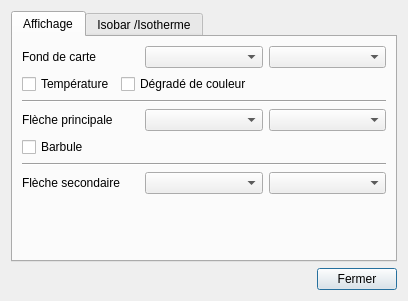
First picture: the form in src/Ui/DialogGribDrawing.ui, repository nohal/qtVlm, before the edit.
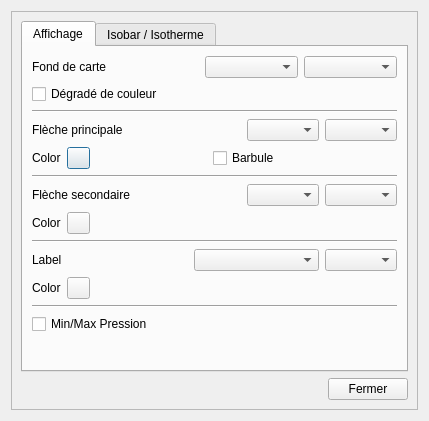
Second picture: the form after the edit.

Diff of the .ui file:
```diff
--- a/src/Ui/DialogGribDrawing.ui
+++ b/src/Ui/DialogGribDrawing.ui
@@ -6,8 +6,8 @@
    <rect>
     <x>0</x>
     <y>0</y>
-    <width>408</width>
-    <height>293</height>
+    <width>429</width>
+    <height>421</height>
    </rect>
   </property>
   <property name="windowTitle">
@@ -15,6 +15,21 @@
   </property>
   <layout class="QVBoxLayout" name="verticalLayout_4">
    <item>
+    <widget class="QScrollArea" name="scrollArea">
+     <property name="widgetResizable">
+      <bool>true</bool>
+     </property>
+     <widget class="QWidget" name="scrollAreaWidgetContents_2">
+      <property name="geometry">
+       <rect>
+        <x>0</x>
+        <y>0</y>
+        <width>409</width>
+        <height>401</height>
+       </rect>
+      </property>
+      <layout class="QVBoxLayout" name="verticalLayout_3">
+       <item>
     <widget class="QTabWidget" name="tabWidget">
      <property name="currentIndex">
       <number>0</number>
@@ -34,22 +49,48 @@
           </widget>
          </item>
          <item>
-          <widget class="QComboBox" name="bgDataType"/>
+              <spacer name="horizontalSpacer_7">
+               <property name="orientation">
+                <enum>Qt::Horizontal</enum>
+               </property>
+               <property name="sizeHint" stdset="0">
+                <size>
+                 <width>40</width>
+                 <height>20</height>
+                </size>
+               </property>
+              </spacer>
          </item>
          <item>
-          <widget class="QComboBox" name="bgDataAlt"/>
+              <widget class="QComboBox" name="bgDataType">
+               <property name="sizePolicy">
+                <sizepolicy hsizetype="MinimumExpanding" vsizetype="Fixed">
+                 <horstretch>0</horstretch>
+                 <verstretch>0</verstretch>
+                </sizepolicy>
+               </property>
+               <property name="sizeAdjustPolicy">
+                <enum>QComboBox::AdjustToContents</enum>
+               </property>
+              </widget>
+             </item>
+             <item>
+              <widget class="QComboBox" name="bgDataAlt">
+               <property name="sizePolicy">
+                <sizepolicy hsizetype="MinimumExpanding" vsizetype="Fixed">
+                 <horstretch>0</horstretch>
+                 <verstretch>0</verstretch>
+                </sizepolicy>
+               </property>
+               <property name="sizeAdjustPolicy">
+                <enum>QComboBox::AdjustToContents</enum>
+               </property>
+              </widget>
          </item>
         </layout>
        </item>
        <item>
         <layout class="QHBoxLayout" name="horizontalLayout_3">
-         <item>
-          <widget class="QCheckBox" name="chkShowTemp">
-           <property name="text">
-            <string>Température</string>
-           </property>
-          </widget>
-         </item>
          <item>
           <widget class="QCheckBox" name="chkSmooth">
            <property name="text">
@@ -89,15 +130,75 @@
           </widget>
          </item>
          <item>
-          <widget class="QComboBox" name="frstArwType"/>
+              <spacer name="horizontalSpacer_8">
+               <property name="orientation">
+                <enum>Qt::Horizontal</enum>
+               </property>
+               <property name="sizeHint" stdset="0">
+                <size>
+                 <width>40</width>
+                 <height>20</height>
+                </size>
+               </property>
+              </spacer>
          </item>
          <item>
-          <widget class="QComboBox" name="frstArwAlt"/>
+              <widget class="QComboBox" name="frstArwType">
+               <property name="sizeAdjustPolicy">
+                <enum>QComboBox::AdjustToContents</enum>
+               </property>
+              </widget>
+             </item>
+             <item>
+              <widget class="QComboBox" name="frstArwAlt">
+               <property name="sizeAdjustPolicy">
+                <enum>QComboBox::AdjustToContents</enum>
+               </property>
+              </widget>
          </item>
         </layout>
        </item>
        <item>
         <layout class="QHBoxLayout" name="horizontalLayout_4">
+             <item>
+              <widget class="QLabel" name="label_7">
+               <property name="text">
+                <string>Color</string>
+               </property>
+              </widget>
+             </item>
+             <item>
+              <widget class="QPushButton" name="btn_frstArrowColor">
+               <property name="sizePolicy">
+                <sizepolicy hsizetype="Fixed" vsizetype="Fixed">
+                 <horstretch>0</horstretch>
+                 <verstretch>0</verstretch>
+                </sizepolicy>
+               </property>
+               <property name="maximumSize">
+                <size>
+                 <width>23</width>
+                 <height>23</height>
+                </size>
+               </property>
+               <property name="text">
+                <string/>
+               </property>
+              </widget>
+             </item>
+             <item>
+              <spacer name="horizontalSpacer_15">
+               <property name="orientation">
+                <enum>Qt::Horizontal</enum>
+               </property>
+               <property name="sizeHint" stdset="0">
+                <size>
+                 <width>40</width>
+                 <height>20</height>
+                </size>
+               </property>
+              </spacer>
+             </item>
          <item>
           <widget class="QCheckBox" name="chkShowBarbule">
            <property name="text">
@@ -137,13 +238,185 @@
           </widget>
          </item>
          <item>
-          <widget class="QComboBox" name="secArwType"/>
+              <spacer name="horizontalSpacer_9">
+               <property name="orientation">
+                <enum>Qt::Horizontal</enum>
+               </property>
+               <property name="sizeHint" stdset="0">
+                <size>
+                 <width>40</width>
+                 <height>20</height>
+                </size>
+               </property>
+              </spacer>
          </item>
          <item>
-          <widget class="QComboBox" name="secArwAlt"/>
-         </item>
-        </layout>
-       </item>
+              <widget class="QComboBox" name="secArwType">
+               <property name="sizeAdjustPolicy">
+                <enum>QComboBox::AdjustToContents</enum>
+               </property>
+              </widget>
+             </item>
+             <item>
+              <widget class="QComboBox" name="secArwAlt">
+               <property name="sizeAdjustPolicy">
+                <enum>QComboBox::AdjustToContents</enum>
+               </property>
+              </widget>
+             </item>
+            </layout>
+           </item>
+           <item>
+            <layout class="QHBoxLayout" name="horizontalLayout_11">
+             <item>
+              <widget class="QLabel" name="label_8">
+               <property name="text">
+                <string>Color</string>
+               </property>
+              </widget>
+             </item>
+             <item>
+              <widget class="QPushButton" name="btn_secArrowColor">
+               <property name="sizePolicy">
+                <sizepolicy hsizetype="Fixed" vsizetype="Fixed">
+                 <horstretch>0</horstretch>
+                 <verstretch>0</verstretch>
+                </sizepolicy>
+               </property>
+               <property name="maximumSize">
+                <size>
+                 <width>23</width>
+                 <height>23</height>
+                </size>
+               </property>
+               <property name="text">
+                <string/>
+               </property>
+              </widget>
+             </item>
+             <item>
+              <spacer name="horizontalSpacer_14">
+               <property name="orientation">
+                <enum>Qt::Horizontal</enum>
+               </property>
+               <property name="sizeHint" stdset="0">
+                <size>
+                 <width>40</width>
+                 <height>20</height>
+                </size>
+               </property>
+              </spacer>
+             </item>
+            </layout>
+           </item>
+           <item>
+            <widget class="Line" name="line_4">
+             <property name="orientation">
+              <enum>Qt::Horizontal</enum>
+             </property>
+            </widget>
+           </item>
+           <item>
+            <layout class="QHBoxLayout" name="horizontalLayout_6">
+             <item>
+              <widget class="QLabel" name="label_9">
+               <property name="text">
+                <string>Label</string>
+               </property>
+              </widget>
+             </item>
+             <item>
+              <spacer name="horizontalSpacer_10">
+               <property name="orientation">
+                <enum>Qt::Horizontal</enum>
+               </property>
+               <property name="sizeHint" stdset="0">
+                <size>
+                 <width>40</width>
+                 <height>20</height>
+                </size>
+               </property>
+              </spacer>
+             </item>
+             <item>
+              <widget class="QComboBox" name="labelDataType">
+               <property name="sizePolicy">
+                <sizepolicy hsizetype="MinimumExpanding" vsizetype="Fixed">
+                 <horstretch>0</horstretch>
+                 <verstretch>0</verstretch>
+                </sizepolicy>
+               </property>
+               <property name="sizeAdjustPolicy">
+                <enum>QComboBox::AdjustToContents</enum>
+               </property>
+              </widget>
+             </item>
+             <item>
+              <widget class="QComboBox" name="labelAlt">
+               <property name="sizeAdjustPolicy">
+                <enum>QComboBox::AdjustToContents</enum>
+               </property>
+              </widget>
+             </item>
+            </layout>
+           </item>
+           <item>
+            <layout class="QHBoxLayout" name="horizontalLayout_10">
+             <item>
+              <widget class="QLabel" name="label_10">
+               <property name="text">
+                <string>Color</string>
+               </property>
+              </widget>
+             </item>
+             <item>
+              <widget class="QPushButton" name="btn_labelColor">
+               <property name="sizePolicy">
+                <sizepolicy hsizetype="Fixed" vsizetype="Fixed">
+                 <horstretch>0</horstretch>
+                 <verstretch>0</verstretch>
+                </sizepolicy>
+               </property>
+               <property name="maximumSize">
+                <size>
+                 <width>23</width>
+                 <height>23</height>
+                </size>
+               </property>
+               <property name="text">
+                <string/>
+               </property>
+              </widget>
+             </item>
+             <item>
+              <spacer name="horizontalSpacer_16">
+               <property name="orientation">
+                <enum>Qt::Horizontal</enum>
+               </property>
+               <property name="sizeHint" stdset="0">
+                <size>
+                 <width>40</width>
+                 <height>20</height>
+                </size>
+               </property>
+              </spacer>
+             </item>
+            </layout>
+           </item>
+           <item>
+            <widget class="Line" name="line_5">
+             <property name="orientation">
+              <enum>Qt::Horizontal</enum>
+             </property>
+            </widget>
+           </item>
+           <item>
+            <widget class="QCheckBox" name="chkShowIsoBarMinMax">
+             <property name="text">
+              <string>Min/Max Pression</string>
+             </property>
+            </widget>
+           </item>
        <item>
         <spacer name="verticalSpacer">
          <property name="orientation">
@@ -161,9 +434,9 @@
      </widget>
      <widget class="QWidget" name="tab_2">
       <attribute name="title">
-       <string>Isobar /Isotherme</string>
-      </attribute>
-      <layout class="QVBoxLayout" name="verticalLayout_3">
+           <string>Isobar / Isotherme</string>
+          </attribute>
+          <layout class="QVBoxLayout" name="verticalLayout_2">
        <item>
         <widget class="QLabel" name="label_4">
          <property name="text">
@@ -455,6 +728,10 @@
    </item>
   </layout>
  </widget>
+    </widget>
+   </item>
+  </layout>
+ </widget>
  <resources/>
  <connections>
   <connection>
```
Left out of the diff: 330 changed lines with no effect on the pictures. Lines whose indentation alone changed are shown as unchanged.
